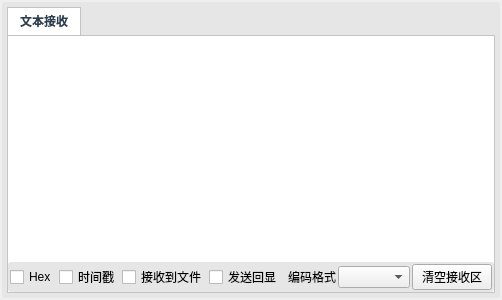
Qt form recvareaform.ui (snqx-lqh/JYSWJ) before a commit.
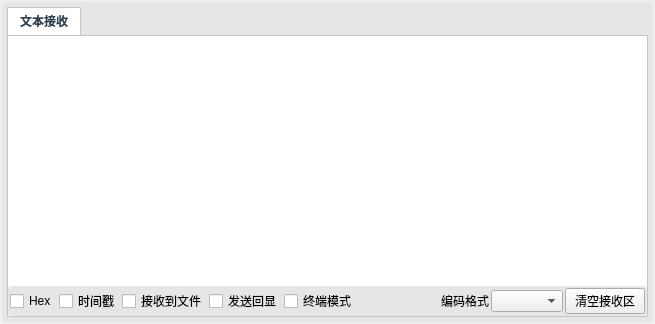
The same form after that commit. Custom widgets are drawn as their Qt base class.

The edit to the form file:
```diff
--- a/recvareaform.ui
+++ b/recvareaform.ui
@@ -6,8 +6,8 @@
    <rect>
     <x>0</x>
     <y>0</y>
-    <width>502</width>
-    <height>300</height>
+    <width>655</width>
+    <height>324</height>
    </rect>
   </property>
   <property name="windowTitle">
@@ -166,6 +166,13 @@
                </property>
               </widget>
              </item>
+             <item>
+              <widget class="QCheckBox" name="checkBox_Terminal">
+               <property name="text">
+                <string>终端模式</string>
+               </property>
+              </widget>
+             </item>
              <item>
               <spacer name="horizontalSpacer">
                <property name="orientation">
```
